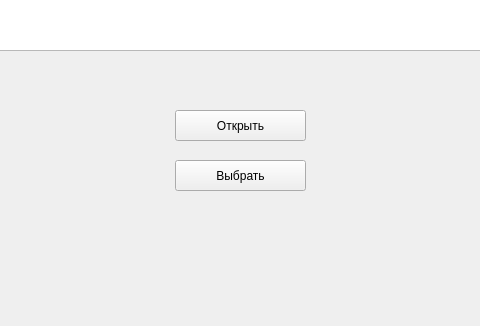
Before: the Qt Designer form Lab2/Task2/mainwindow.ui in amakuem/LAbsOAIP, drawn with Qt 5; both pictures show x 525 to 1005 and y 470 to 796 of the 1140 by 796 pixel window.
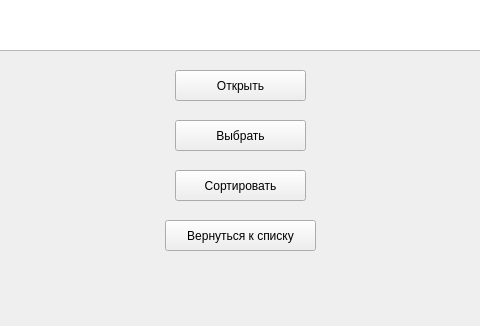
After: the same form once the commit is applied.

```diff
--- a/Lab2/Task2/mainwindow.ui
+++ b/Lab2/Task2/mainwindow.ui
@@ -46,7 +46,7 @@
     <property name="geometry">
      <rect>
       <x>700</x>
-      <y>580</y>
+      <y>540</y>
       <width>131</width>
       <height>31</height>
      </rect>
@@ -59,7 +59,7 @@
     <property name="geometry">
      <rect>
       <x>700</x>
-      <y>630</y>
+      <y>590</y>
       <width>131</width>
       <height>31</height>
      </rect>
@@ -267,6 +267,32 @@
      <string/>
     </property>
    </widget>
+   <widget class="QPushButton" name="pushButton_3">
+    <property name="geometry">
+     <rect>
+      <x>700</x>
+      <y>640</y>
+      <width>131</width>
+      <height>31</height>
+     </rect>
+    </property>
+    <property name="text">
+     <string>Сортировать</string>
+    </property>
+   </widget>
+   <widget class="QPushButton" name="pushButton_4">
+    <property name="geometry">
+     <rect>
+      <x>690</x>
+      <y>690</y>
+      <width>151</width>
+      <height>31</height>
+     </rect>
+    </property>
+    <property name="text">
+     <string>Вернуться к списку</string>
+    </property>
+   </widget>
   </widget>
   <widget class="QMenuBar" name="menubar">
    <property name="geometry">
```
Left out of the diff: 3 changed lines with no effect on the pictures.
